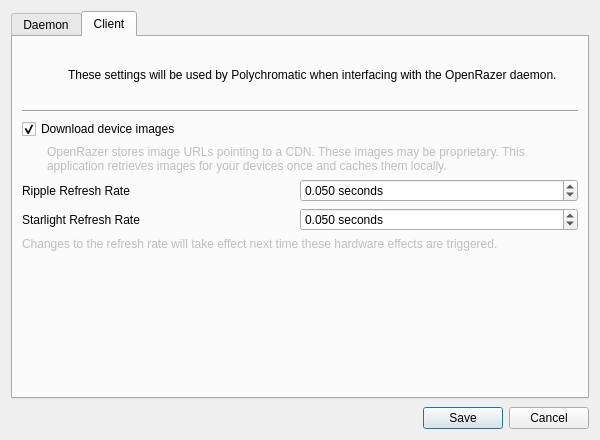
First picture: the form in data/qt/openrazer-config.ui, repository polychromatic/polychromatic, before the edit.
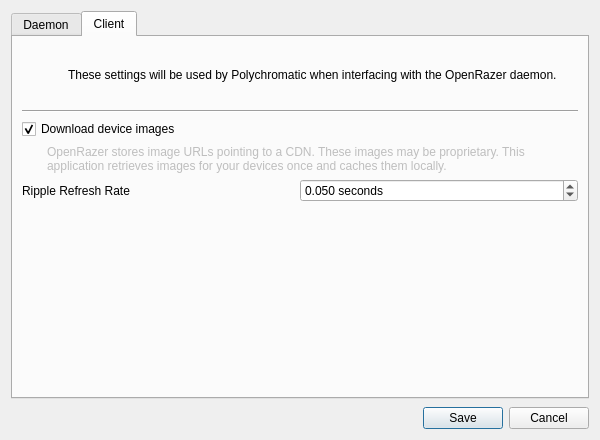
Second picture: the form after the edit. The open tabs and pages were chosen to show the change. Icons and pictures are not drawn.

Commit message:
openrazer: Fix Starlight effect
My mistake! Starlight actually is a 3 speed parameter (similar to
Reactive), I had erroneously thought it was like Ripple's refresh rate
where it could be user-defined.

+ 'ripple_speed' is now 'ripple_refresh_rate' to avoid mixing the two.

Diff of the .ui file:
```diff
--- a/data/qt/openrazer-config.ui
+++ b/data/qt/openrazer-config.ui
@@ -362,69 +362,6 @@
          </layout>
         </widget>
        </item>
-       <item>
-        <widget class="QWidget" name="starlight_speed_group" native="true">
-         <layout class="QHBoxLayout" name="horizontalLayout_5">
-          <property name="spacing">
-           <number>0</number>
-          </property>
-          <property name="leftMargin">
-           <number>0</number>
-          </property>
-          <property name="topMargin">
-           <number>0</number>
-          </property>
-          <property name="rightMargin">
-           <number>0</number>
-          </property>
-          <property name="bottomMargin">
-           <number>0</number>
-          </property>
-          <item>
-           <widget class="QLabel" name="starlight_speed_label">
-            <property name="text">
-             <string>Starlight Refresh Rate</string>
-            </property>
-           </widget>
-          </item>
-          <item>
-           <widget class="QDoubleSpinBox" name="starlight_speed">
-            <property name="suffix">
-             <string> seconds</string>
-            </property>
-            <property name="decimals">
-             <number>3</number>
-            </property>
-            <property name="minimum">
-             <double>0.001000000000000</double>
-            </property>
-            <property name="maximum">
-             <double>1.000000000000000</double>
-            </property>
-            <property name="singleStep">
-             <double>0.010000000000000</double>
-            </property>
-            <property name="value">
-             <double>0.050000000000000</double>
-            </property>
-           </widget>
-          </item>
-         </layout>
-        </widget>
-       </item>
-       <item>
-        <widget class="QLabel" name="refresh_rate_note">
-         <property name="enabled">
-          <bool>false</bool>
-         </property>
-         <property name="text">
-          <string>Changes to the refresh rate will take effect next time these hardware effects are triggered.</string>
-         </property>
-         <property name="wordWrap">
-          <bool>true</bool>
-         </property>
-        </widget>
-       </item>
        <item>
         <spacer name="verticalSpacer_2">
          <property name="orientation">
```
Left out of the diff: 6 changed lines with no effect on the pictures. The commit also changes 2 other files.
